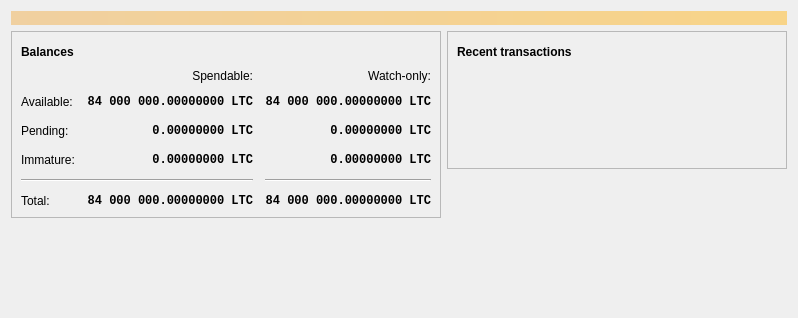
payByteFounder/paybyte, file src/qt/forms/overviewpage.ui: the form before one commit.
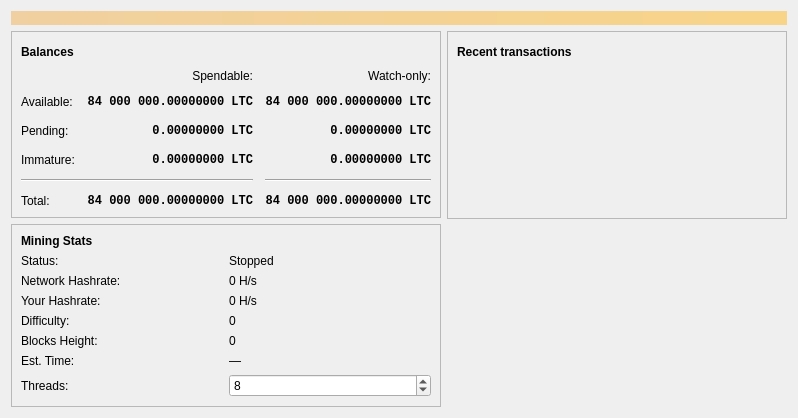
The form after the commit. Icons and pictures are not drawn. Custom widgets are drawn as their Qt base class.

```diff
--- a/src/qt/forms/overviewpage.ui
+++ b/src/qt/forms/overviewpage.ui
@@ -413,9 +413,160 @@
           </item>
          </layout>
         </widget>
-       </item>
-       <item>
-        <spacer name="verticalSpacer">
+      </item>
+
+      <!-- ===== Mining Stats Frame ===== -->
+      <item>
+       <widget class="QFrame" name="frameMining">
+        <property name="frameShape">
+         <enum>QFrame::StyledPanel</enum>
+        </property>
+        <property name="frameShadow">
+         <enum>QFrame::Raised</enum>
+        </property>
+        <layout class="QVBoxLayout" name="verticalLayoutMining">
+
+         <item>
+          <widget class="QLabel" name="labelMiningTitle">
+           <property name="font">
+            <font>
+             <weight>75</weight>
+             <bold>true</bold>
+            </font>
+           </property>
+           <property name="text">
+            <string>Mining Stats</string>
+           </property>
+          </widget>
+         </item>
+
+         <item>
+          <layout class="QGridLayout" name="gridLayoutMining">
+
+           <item row="0" column="0">
+            <widget class="QLabel" name="labelMiningStatusText">
+             <property name="text">
+              <string>Status:</string>
+             </property>
+            </widget>
+           </item>
+           <item row="0" column="1">
+            <widget class="QLabel" name="labelMiningStatusValue">
+             <property name="text">
+              <string>Stopped</string>
+             </property>
+            </widget>
+           </item>
+
+           <item row="1" column="0">
+            <widget class="QLabel" name="labelHashrateText">
+             <property name="text">
+              <string>Network Hashrate:</string>
+             </property>
+            </widget>
+           </item>
+           <item row="1" column="1">
+            <widget class="QLabel" name="labelHashrateValue">
+             <property name="text">
+              <string>0 H/s</string>
+             </property>
+            </widget>
+           </item>
+
+           <item row="2" column="0">
+            <widget class="QLabel" name="labelLocalHashrateText">
+             <property name="text">
+              <string>Your Hashrate:</string>
+             </property>
+            </widget>
+           </item>
+           <item row="2" column="1">
+            <widget class="QLabel" name="labelLocalHashrateValue">
+             <property name="text">
+              <string>0 H/s</string>
+             </property>
+            </widget>
+           </item>
+
+           <item row="3" column="0">
+            <widget class="QLabel" name="labelDifficultyText">
+             <property name="text">
+              <string>Difficulty:</string>
+             </property>
+            </widget>
+           </item>
+           <item row="3" column="1">
+            <widget class="QLabel" name="labelDifficultyValue">
+             <property name="text">
+              <string>0</string>
+             </property>
+            </widget>
+           </item>
+
+           <item row="4" column="0">
+            <widget class="QLabel" name="labelBlocksFoundText">
+             <property name="text">
+              <string>Blocks Height:</string>
+             </property>
+            </widget>
+           </item>
+           <item row="4" column="1">
+            <widget class="QLabel" name="labelBlocksFoundValue">
+             <property name="text">
+              <string>0</string>
+             </property>
+            </widget>
+           </item>
+
+           <item row="5" column="0">
+            <widget class="QLabel" name="labelEstTimeText">
+             <property name="text">
+              <string>Est. Time:</string>
+             </property>
+            </widget>
+           </item>
+           <item row="5" column="1">
+            <widget class="QLabel" name="labelEstTimeValue">
+             <property name="text">
+              <string>—</string>
+             </property>
+            </widget>
+           </item>
+
+           <item row="6" column="0">
+            <widget class="QLabel" name="labelThreadCountText">
+             <property name="text">
+              <string>Threads:</string>
+             </property>
+            </widget>
+           </item>
+           <item row="6" column="1">
+            <widget class="QSpinBox" name="spinMiningThreads">
+             <property name="minimum">
+              <number>1</number>
+             </property>
+             <property name="maximum">
+              <number>64</number>
+             </property>
+             <property name="singleStep">
+              <number>1</number>
+             </property>
+             <property name="value">
+              <number>8</number>
+             </property>
+            </widget>
+           </item>
+
+          </layout>
+         </item>
+
+        </layout>
+       </widget>
+      </item>
+
+      <!-- ===== Keep existing spacer ===== -->
+      <item>
+       <spacer name="verticalSpacer">
          <property name="orientation">
           <enum>Qt::Vertical</enum>
          </property>
```
